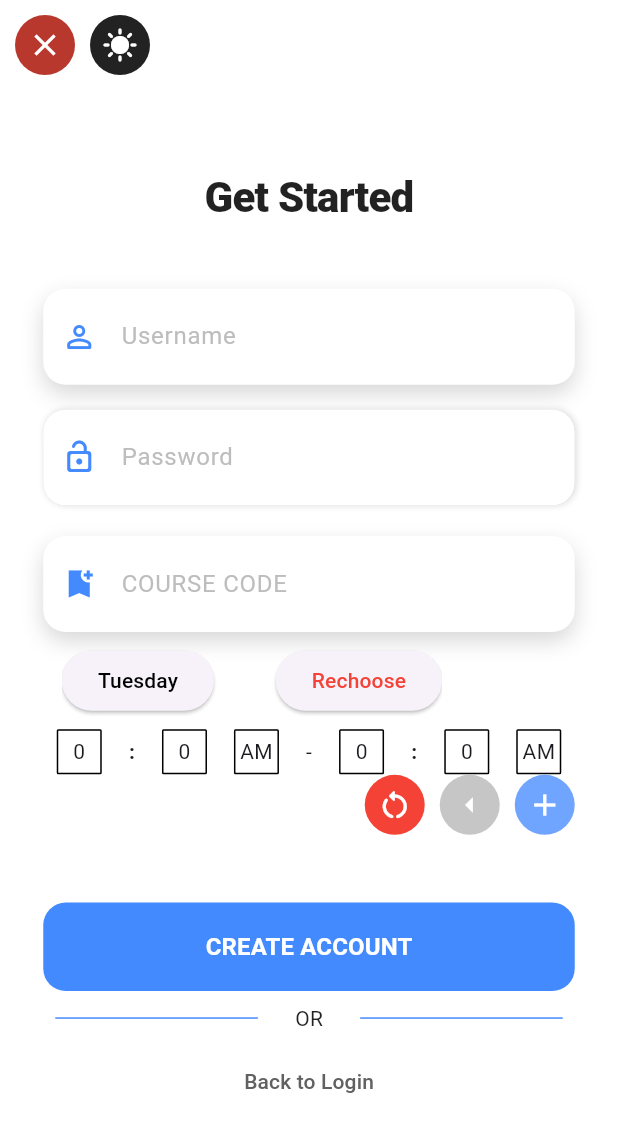
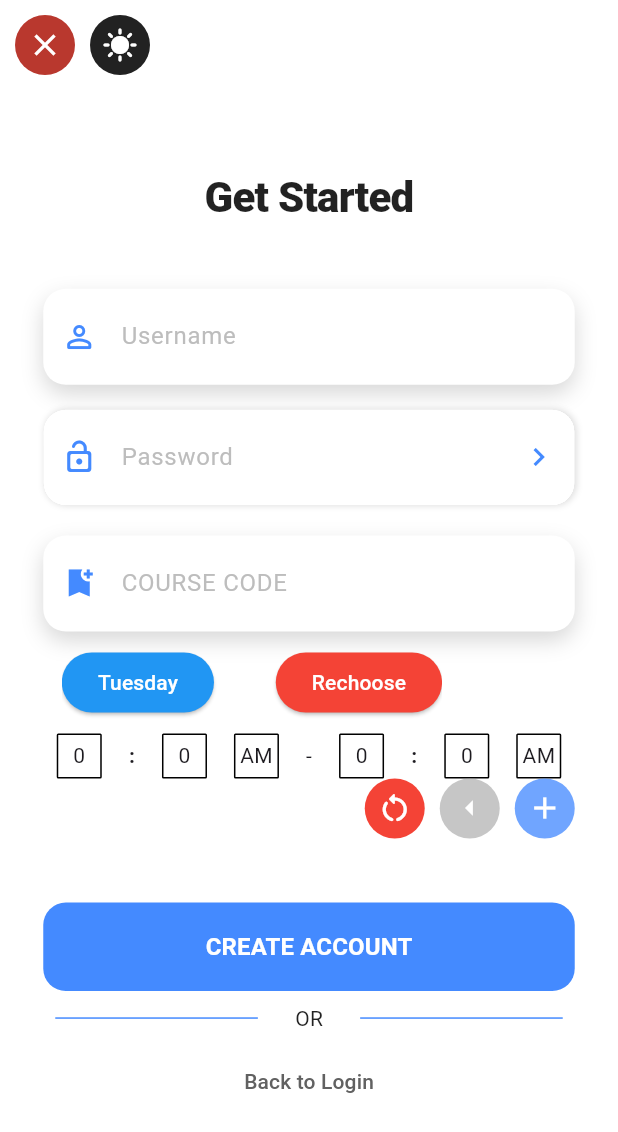
Before and after one commit to Lastissa/lectureTrackerFrontend, a Flutter app: the Signup screen opened by its route, after a tap on "Tu", on a phone screen of 412 x 824 dp. Shown: the top 1132 px of the screen. Run offline on Flutter 3.47's test engine with Material 3 defaults, Android fonts, the phone set to English and light mode, and no system bars; our stand-ins replace elegant_notification, flutter_riverpod, flutter_screenutil, go_router, sqflite; accounts and stored records are empty.

Commit message:
the ui of the signup page is done

```diff
--- a/lib/screens/signup.dart
+++ b/lib/screens/signup.dart
@@ -30,11 +30,13 @@ class _SignupState extends ConsumerState<Signup> {
 
   int firstHour = 0;
   int firstMinute = 0;
-  String firstMeridien = ''; //For knowing wether it is am or pm
+  String firstMeridien =
+      'AM'; //For knowing wether it is am or pm, had to set a defualt value so if the user did not pick anything, there wont be error as the default value will just be used
   int firstIndex = 0; // for switching the am and pm
   int secondHour = 0;
   int secondMinute = 0;
-  String secondMeridien = ''; //For knowing wether it is am or pm;
+  String secondMeridien =
+      'AM'; //For knowing wether it is am or pm,, had to set a defualt value so if the user did not pick anything, there wont be error as the default value will just be used
   int secondIndex = 0; // for switching am the and pm
   Color defaultColour = Colors.blueAccent;
 
@@ -112,6 +114,21 @@ class _SignupState extends ConsumerState<Signup> {
                           ),
                           child: AnimatedCrossFade(
                             firstChild: _buildModernField(
+                              suffix: InkWell(
+                                onTap: () {
+                                  _passwordConfirmController.text = '';
+                                  ref
+                                          .read(_comfirmpasswordOpen.notifier)
+                                          .state =
+                                      true;
+                                },
+                                child: Icon(
+                                  Icons.chevron_right,
+                                  color: ref.watch(lightMode)
+                                      ? Colors.blueAccent
+                                      : Colors.teal,
+                                ),
+                              ),
                               isLight: isLight,
                               controller: _passwordController,
                               hint: "Password",
@@ -119,7 +136,15 @@ class _SignupState extends ConsumerState<Signup> {
                               isPassword: true,
 
                               validator: (value) {
-                                return null;
+                                if (_passwordController.text.trim().isEmpty) {
+                                  ElegantNotification(
+                                    background: Colors.red,
+                                    description: Text(
+                                      style: TextStyle(color: Colors.white),
+                                      'password cannot be null',
+                                    ),
+                                  ).show(context);
+                                }
                               },
                             ),
                             secondChild: _buildModernField(
@@ -127,11 +152,13 @@ class _SignupState extends ConsumerState<Signup> {
                               controller: _passwordConfirmController,
                               hint: "Confirm Password",
                               suffix: InkWell(
-                                onTap: () =>
-                                    ref.invalidate(_comfirmpasswordOpen),
+                                onTap: () {
+                                  ref.invalidate(_comfirmpasswordOpen);
+                                  _passwordConfirmController.text = '';
+                                },
                                 child: Icon(
                                   Icons.chevron_left,
-                                  color: ref.read(lightMode)
+                                  color: ref.watch(lightMode)
                                       ? Colors.blueAccent
                                       : Colors.teal,
                                 ),
@@ -229,6 +256,16 @@ class _SignupState extends ConsumerState<Signup> {
                                             bottom: 1,
                                           ),
                                           child: ElevatedButton(
+                                            style: ElevatedButton.styleFrom(
+                                              backgroundColor:
+                                                  ref.watch(lightMode)
+                                                  ? Colors.blue
+                                                  : Colors.greenAccent,
+                                              foregroundColor:
+                                                  ref.watch(lightMode)
+                                                  ? Colors.white
+                                                  : Colors.black,
+                                            ),
                                             onPressed: () {
                                               ref
                                                       .read(
@@ -253,13 +290,27 @@ class _SignupState extends ConsumerState<Signup> {
                                                         .notifier,
                                                   )
                                                   .state = {
-                                                'M': 'Monday',
-                                                'Tu': 'Tuesday',
-                                                'W': 'Wesnesday',
-                                                'Th': 'Thursday',
-                                                'F': 'Friday',
-                                                'S': 'Saturday',
-                                                'Su': 'Sunday',
+                                                'M': ref.read(
+                                                  wordWeekdayToInt,
+                                                )[0], // using the provider for the days usage so i can have a universal edit of the way the days are formatted,
+                                                'Tu': ref.read(
+                                                  wordWeekdayToInt,
+                                                )[1], // using the provider for the days usage so i can have a universal edit of the way the days are formatted,
+                                                'W': ref.read(
+                                                  wordWeekdayToInt,
+                                                )[2], // using the provider for the days usage so i can have a universal edit of the way the days are formatted,
+                                                'Th': ref.read(
+                                                  wordWeekdayToInt,
+                                                )[3], // using the provider for the days usage so i can have a universal edit of the way the days are formatted,
+                                                'F': ref.read(
+                                                  wordWeekdayToInt,
+                                                )[4], // using the provider for the days usage so i can have a universal edit of the way the days are formatted,
+                                                'S': ref.read(
+                                                  wordWeekdayToInt,
+                                                )[5], // using the provider for the days usage so i can have a universal edit of the way the days are formatted,
+                                                'Su': ref.read(
+                                                  wordWeekdayToInt,
+                                                )[6], // using the provider for the days usage so i can have a universal edit of the way the days are formatted,
                                               }[knownIndex]!;
                                             },
                                             child: Text(
@@ -281,31 +332,50 @@ class _SignupState extends ConsumerState<Signup> {
                                       children: [
                                         Container(
                                           margin: EdgeInsets.only(
+                                            top: 2,
+                                            bottom: 2,
                                             right:
                                                 ref.watch(deviceSizeX) * 0.1.w,
                                           ),
                                           child: ElevatedButton(
+                                            style: ElevatedButton.styleFrom(
+                                              backgroundColor:
+                                                  ref.watch(lightMode)
+                                                  ? Colors.blue
+                                                  : Colors.greenAccent,
+                                              foregroundColor:
+                                                  ref.watch(lightMode)
+                                                  ? Colors.white
+                                                  : Colors.black,
+                                            ),
                                             onPressed: () {},
                                             child: Text(
                                               ref.watch(
                                                 _dayOfTheWeekChoosenText,
                                               ),
-                                              style: TextStyle(
-                                                color: Colors.black,
-                                              ),
                                             ),
                                           ),
                                         ),
                                         ElevatedButton(
+                                          style: ElevatedButton.styleFrom(
+                                            backgroundColor:
+                                                ref.watch(lightMode)
+                                                ? Colors.red
+                                                : Colors.red,
+                                            foregroundColor:
+                                                ref.watch(lightMode)
+                                                ? Colors.white
+                                                : Colors.black,
+                                          ),
                                           onPressed: () {
                                             ref.invalidate(
                                               _dayOfTheWeekChoosen,
                                             );
+                                            ref.invalidate(
+                                              _dayOfTheWeekChoosenText,
+                                            );
                                           },
-                                          child: Text(
-                                            'Rechoose',
-                                            style: TextStyle(color: Colors.red),
-                                          ),
+                                          child: Text('Rechoose'),
                                         ),
                                       ],
                                     ),
@@ -483,10 +553,6 @@ class _SignupState extends ConsumerState<Signup> {
                                               10; //do nothing
                                             }
 
-                                            print(ref.read(lecturesCard));
-                                            // print(
-                                            //   ref.read(_courseCreatedCount),
-                                            // );
                                             ref
                                                     .read(
                                                       _courseCreatedCount
@@ -539,13 +605,15 @@ class _SignupState extends ConsumerState<Signup> {
                                                   0,
                                                   2,
                                                 ),
-                                              ); //taking the second index 'minute meridien' and since min cannot have more than two var i just substring the werey
+                                              );
+                                              // taking the second index 'minute meridien' and since min cannot have more than two var i just substring the werey
                                               firstIndex = ['AM', 'PM'].indexOf(
                                                 (_start_time[1])
                                                     .substring(3, 5)
                                                     .toString()
                                                     .trim(),
                                               );
+
                                               //working on the time here and ctrl c and v for the second timing
                                               secondHour = int.parse(
                                                 _end_time[0],
@@ -587,8 +655,6 @@ class _SignupState extends ConsumerState<Signup> {
                                   Container(width: 10),
                                   InkWell(
                                     onTap: () {
-                                      print('before updating...');
-                                      print(ref.read(lecturesCard));
                                       //check if alll feild have been
                                       _formKey.currentState?.validate();
                                       if (_courseCodeController.text.isEmpty ||
@@ -609,12 +675,10 @@ class _SignupState extends ConsumerState<Signup> {
                                         List<Map> dataToUpdate = ref.read(
                                           lecturesCard,
                                         );
-                                        var ope = dataToUpdate.removeAt(
+                                        dataToUpdate.removeAt(
                                           ref.read(_courseCreatedCount),
                                         ); //remove the former list so we can set the new updated one
-                                        // print(
-                                        //   'deleted : $ope  index ${ref.read(_courseCreatedCount)}',
-                                        // );
+
                                         dataToUpdate.insert(
                                           ref.read(_courseCreatedCount),
                                           {
@@ -651,6 +715,9 @@ class _SignupState extends ConsumerState<Signup> {
                                                 )
                                                 .state =
                                             ref.read(_courseCreatedCount) + 1;
+                                        ElegantNotification(
+                                          description: Text('Updated'),
+                                        ).show(context);
                                       } else {
                                         //add the already data to the provider
                                         ref.read(
@@ -693,8 +760,6 @@ class _SignupState extends ConsumerState<Signup> {
                                           description: Text('added'),
                                         ).show(context);
                                       }
-                                      print('after updating...');
-                                      print(ref.read(lecturesCard));
                                     },
                                     child: CircleAvatar(
                                       backgroundColor: const Color.fromARGB(
@@ -718,56 +783,7 @@ class _SignupState extends ConsumerState<Signup> {
 
                         // Main Action Button
                         ElevatedButton(
-                          onPressed: () {
-                            var a = '2:00 PM';
-                            var result = a.split(':');
-                            int number = int.parse(result[0]);
-                            ElegantNotification(
-                              description: Text(number.toString()),
-                            ).show(context);
-                            //this is for the validation
-                            if (_formKey.currentState?.validate() ?? false) {
-                              //This is for changing the animation cross fade stuff
-                              if (_passwordController.text.isNotEmpty) {
-                                //This is for the acual create account stuff
-                                if (_passwordConfirmController.text ==
-                                    _passwordController.text) {
-                                  if (!ref.read(_dayOfTheWeekChoosen)) {
-                                    ElegantNotification(
-                                      description: Text(
-                                        'Day of the week is empty\nMonday choosen by default',
-                                      ),
-                                    ).show(context);
-                                    ref
-                                            .read(_dayOfTheWeekChoosen.notifier)
-                                            .state =
-                                        true;
-                                    ref
-                                            .read(
-                                              _dayOfTheWeekChoosenText.notifier,
-                                            )
-                                            .state =
-                                        'Monday';
-                                    return;
-                                  }
-                                  notifier(
-                                    context: context,
-                                    message: "action soon; create account",
-                                    bg: Colors.blueAccent,
-                                  );
-
-                                  //invalidate this soon as you are about to leave page
-                                  // ref.invalidate(_comfirmpasswordOpen); and other riverpod at the bottom
-                                } else {
-                                  ref
-                                          .read(_comfirmpasswordOpen.notifier)
-                                          .state =
-                                      true;
-                                  return;
-                                }
-                              }
-                            }
-                          },
+                          onPressed: () {},
                           style: ElevatedButton.styleFrom(
                             backgroundColor: isLight
                                 ? Colors.blueAccent
@@ -796,7 +812,7 @@ class _SignupState extends ConsumerState<Signup> {
                             children: [
                               Expanded(
                                 child: Divider(
-                                  color: ref.read(lightMode)
+                                  color: ref.watch(lightMode)
                                       ? Colors.blueAccent
                                       : Colors.teal,
                                 ),
@@ -816,7 +832,7 @@ class _SignupState extends ConsumerState<Signup> {
                               ),
                               Expanded(
                                 child: Divider(
-                                  color: ref.read(lightMode)
+                                  color: ref.watch(lightMode)
                                       ? Colors.blueAccent
                                       : Colors.teal,
                                 ),
--- a/lib/utils.dart
+++ b/lib/utils.dart
@@ -1,7 +1,6 @@
 import 'package:flutter/material.dart';
 import 'package:flutter_riverpod/flutter_riverpod.dart';
 import 'package:flutter_riverpod/legacy.dart';
-import 'package:flutter_riverpod/misc.dart';
 import 'package:go_router/go_router.dart';
 import 'package:intl/intl.dart';
 import 'package:lecture_tracker/screens/cardOverlay.dart';
@@ -20,7 +19,7 @@ GoRouter router = GoRouter(
     GoRoute(
       path: '/overlay',
       builder: (context, state) =>
-          cardOverlay(courseName: currentCourseCode.name),
+          Cardoverlay(courseName: currentCourseCode.name),
     ),
     GoRoute(path: '/signup', builder: (context, state) => Signup()),
   ],
@@ -39,8 +38,6 @@ final deviceSizeY = Provider<double>((ref) {
 final userName = StateProvider<String>((ref) {
   return "User";
 });
-
-List dayTracker = [];
 
 //user interface configuration
 //Light Mode
@@ -87,13 +84,6 @@ final updateLectureCard = StateProvider.family((Ref ref, Map mapToAdd) {
   //{'title': '', 'start_time': 'x:xx PM', 'end_time': 'x:xx PM', 'dayOfTheWeek' : 'xxxxxxxx'}
   formerList.add(mapToAdd);
   ref.read(lecturesCard.notifier).state = formerList;
-});
-// final deleteLectureCard = StateProvider((ref) {
-//    List<Map> formerList = ref.read(lecturesCard);
-//    formerList = formerList.
-// });//delete the last entry in the provider
-final currentCourseCode = StateProvider((ref) {
-  return 'NULL';
 });
 
 List pastLectureSQLDecoy = [
@@ -143,3 +133,17 @@ ScaffoldFeatureController? notifier({
   }
   return null;
 }
+
+//since the day of the week gotten from the lecturecard provider is in words e.g monday, tuesday etc but the weekday in datetime uses 1,2,etc, i need a list to do the conversion
+//any chnage made directly here require the whole app to be refreshed before it will show; still do not understand why cos na riverpod i dey use, it no suppose do like that but it is what it is
+final wordWeekdayToInt = StateProvider<List<String>>((ref) {
+  return [
+    'Monday',
+    'Tuesday',
+    'Wednesday',
+    'Thursday',
+    'Friday',
+    'Saturday',
+    'Sunday',
+  ];
+});
```
Also changed, not shown: lib/screens/cardOverlay.dart (+5 -5 lines), lib/screens/dashboard.dart (+44 -32 lines).
